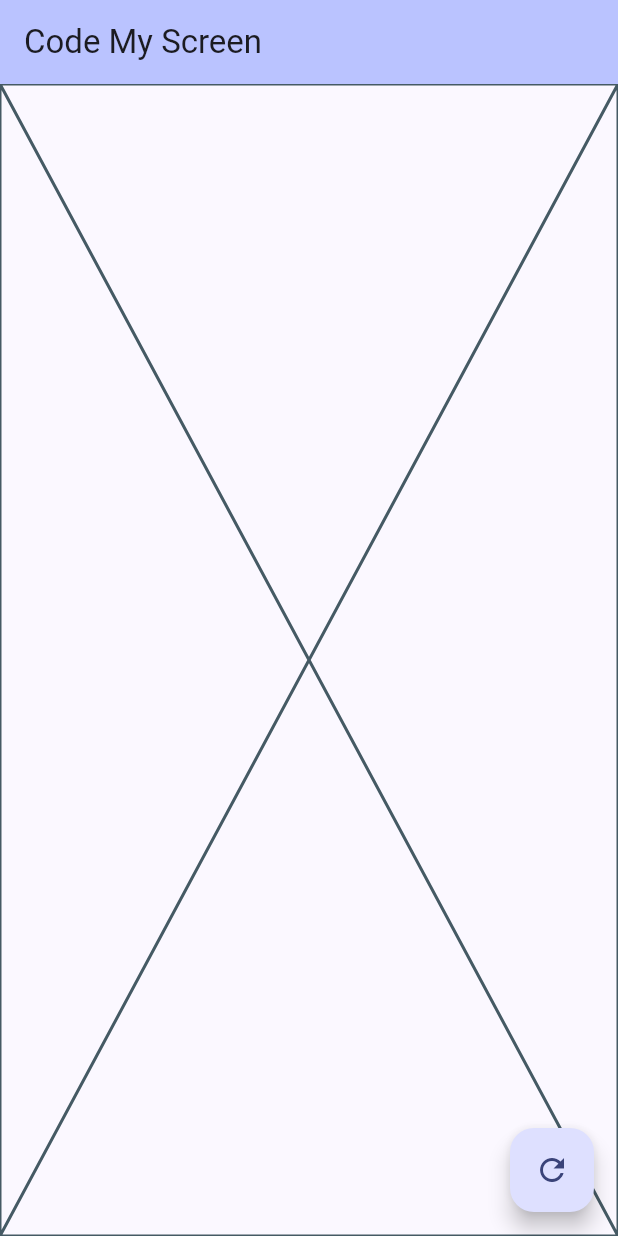
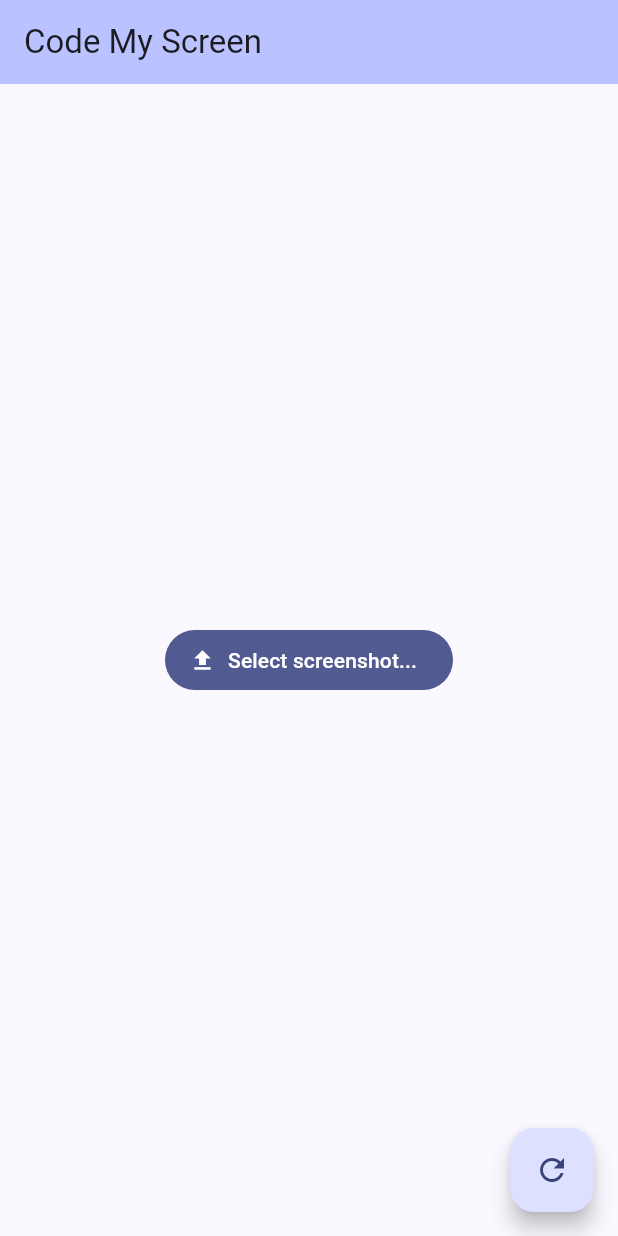
Before and after one commit to tinoper/show_me_the_code, a Flutter app: the screen it shows after launch, on a phone screen of 412 x 824 dp. Run offline on Flutter 3.47's test engine with Material 3 defaults, Android fonts, the phone set to English and light mode, and no system bars; our stand-ins replace file_picker, flutter_bloc, freezed_annotation, google_generative_ai.

```diff
--- /dev/null
+++ b/lib/core/enums/generate_status.dart
@@ -0,0 +1,8 @@
+enum GenerateStatus {
+  loading,
+  selectScreenshot,
+  selectApiKey,
+  generating,
+  generated,
+  error,
+}
--- a/lib/home/cubit/home_page_cubit.dart
+++ b/lib/home/cubit/home_page_cubit.dart
@@ -1,4 +1,6 @@
 import 'package:code_my_screen/core/constants.dart';
+import 'package:code_my_screen/core/enums/generate_status.dart';
+import 'package:file_picker/file_picker.dart';
 import 'package:flutter/services.dart';
 import 'package:flutter_bloc/flutter_bloc.dart';
 import 'package:freezed_annotation/freezed_annotation.dart';
@@ -8,19 +10,36 @@ part 'home_page_cubit.freezed.dart';
 part 'home_page_state.dart';
 
 class HomePageCubit extends Cubit<HomePageState> {
-  HomePageCubit()
-      : super(
-          const HomePageState.loading(),
+  HomePageCubit(
+    this._filePicker,
+  ) : super(
+          const HomePageState(
+            generateStatus: GenerateStatus.selectScreenshot,
+          ),
         );
 
-  // Load ApiKey
-  // Select Image
+  final FilePicker _filePicker;
+
   Future<void> selectFilePressed() async {
-    // file Picker
-    // if file null return;
-    return;
-    // if file not null emit generating, next status
+    final result = await _filePicker.pickFiles(type: FileType.image);
+    if (result == null || result.files.isEmpty) {
+      return;
+    }
+    final file = result.files.first;
+    final mimeType =
+        file.extension?.toLowerCase() == 'png' ? 'image/png' : 'image/jpeg';
+    final imageBytes = file.bytes!;
+    emit(
+      HomePageState(
+        generateStatus: GenerateStatus.selectApiKey,
+        file: imageBytes,
+        mimeType: mimeType,
+      ),
+    );
   }
+
+  // Select ApiKey
+  Future<void> selectApiKey() async {}
 
   // Generate Code event
   Future<void> generateCode() async {
@@ -39,8 +58,6 @@ class HomePageCubit extends Cubit<HomePageState> {
     final response = await model.generateContent(content);
 
     print(response.text);
-
-    emit(HomePageState.generated(response.text));
   }
   // Generated Code Success
   // Generate Code Failure
--- a/lib/home/cubit/home_page_state.dart
+++ b/lib/home/cubit/home_page_state.dart
@@ -2,16 +2,12 @@ part of 'home_page_cubit.dart';
 
 @freezed
 class HomePageState with _$HomePageState {
-  const factory HomePageState.selectScreenshot() = _SelectScreenshot;
-  const factory HomePageState.generating(
-    String apiKey,
-    Uint8List imageBytes,
-  ) = _Generating;
-  const factory HomePageState.generated(
+  const factory HomePageState({
+    @Default(GenerateStatus.loading) GenerateStatus generateStatus,
+    Uint8List? file,
+    String? mimeType,
+    String? geminiApiKey,
     String? generatedCode,
-  ) = _Generated;
-  const factory HomePageState.loading() = _Loading;
-  const factory HomePageState.error(
-    String errorMessage,
-  ) = _Error;
+    String? error,
+  }) = _HomePageState;
 }
--- a/lib/home/view/home_page.dart
+++ b/lib/home/view/home_page.dart
@@ -1,5 +1,6 @@
 import 'package:code_my_screen/home/cubit/home_page_cubit.dart';
 import 'package:code_my_screen/home/view/home_page_view.dart';
+import 'package:file_picker/file_picker.dart';
 import 'package:flutter/material.dart';
 import 'package:flutter_bloc/flutter_bloc.dart';
 
@@ -11,7 +12,9 @@ class HomePage extends StatelessWidget {
   @override
   Widget build(BuildContext context) {
     return BlocProvider(
-      create: (context) => HomePageCubit(),
+      create: (context) => HomePageCubit(
+        FilePicker.platform,
+      ),
       child: const HomePageView(),
     );
   }
--- a/lib/home/view/home_page_view.dart
+++ b/lib/home/view/home_page_view.dart
@@ -1,6 +1,10 @@
 import 'package:code_my_screen/core/constants.dart';
+import 'package:code_my_screen/core/enums/generate_status.dart';
 import 'package:code_my_screen/home/cubit/home_page_cubit.dart';
+import 'package:code_my_screen/home/view/widgets/select_apikey.dart';
+import 'package:code_my_screen/home/view/widgets/select_screenshot.dart';
 import 'package:flutter/material.dart';
+import 'package:flutter/services.dart';
 import 'package:flutter_bloc/flutter_bloc.dart';
 
 class HomePageView extends StatelessWidget {
@@ -14,25 +18,29 @@ class HomePageView extends StatelessWidget {
         backgroundColor: Theme.of(context).colorScheme.inversePrimary,
         title: const Text(Constants.title),
       ),
-      body: const Placeholder(),
+      body: BlocBuilder<HomePageCubit, HomePageState>(
+        builder: (context, state) {
+          switch (state.generateStatus) {
+            case GenerateStatus.loading:
+              return const Center(child: CircularProgressIndicator());
+            case GenerateStatus.selectScreenshot:
+              return const SelectScreenshotWidget();
+            case GenerateStatus.selectApiKey:
+              return const SelectApiKeyWidget();
+            case GenerateStatus.generating:
+              return const Placeholder();
+            case GenerateStatus.generated:
+              return const Placeholder();
+            case GenerateStatus.error:
+              return const Placeholder();
+            default:
+              return const Placeholder();
+          }
+        },
+      ),
       floatingActionButton: FloatingActionButton(
         onPressed: () async {
           cubit.generateCode();
-          // String apiKey = const String.fromEnvironment('API_KEY');
-
-          // final model =
-          //     GenerativeModel(model: Constants.geminiModel, apiKey: apiKey);
-          // final imageData = await rootBundle.load(Constants.defaultDataImage);
-          // final imageBytes = imageData.buffer.asUint8List();
-          // final content = [
-          //   Content.multi([
-          //     TextPart(Constants.systemPrompt),
-          //     DataPart('image/png', imageBytes),
-          //   ])
-          // ];
-
-          // final response = await model.generateContent(content);
-          // print(response.text);
         },
         child: const Icon(Icons.refresh),
       ),
--- /dev/null
+++ b/lib/home/view/widgets/select_screenshot.dart
@@ -0,0 +1,24 @@
+import 'package:code_my_screen/home/cubit/home_page_cubit.dart';
+import 'package:flutter/material.dart';
+import 'package:flutter_bloc/flutter_bloc.dart';
+
+class SelectScreenshotWidget extends StatelessWidget {
+  const SelectScreenshotWidget({super.key});
+
+  @override
+  Widget build(BuildContext context) {
+    final cubit = context.read<HomePageCubit>();
+    return Center(
+      child: Column(
+        mainAxisSize: MainAxisSize.min,
+        children: [
+          FilledButton.icon(
+            onPressed: cubit.selectFilePressed,
+            icon: const Icon(Icons.file_upload),
+            label: const Text('Select screenshot...'),
+          ),
+        ],
+      ),
+    );
+  }
+}
--- a/pubspec.yaml
+++ b/pubspec.yaml
@@ -7,8 +7,8 @@ environment:
   sdk: ">=3.3.2 <4.0.0"
 
 dependencies:
-
   cupertino_icons: ^1.0.6
+  file_picker: ^8.0.0+1
   flutter:
     sdk: flutter
   flutter_bloc: ^8.1.5
@@ -17,10 +17,10 @@ dependencies:
 
 dev_dependencies:
   build_runner: ^2.4.9
-  freezed: ^2.3.5
   flutter_lints: ^3.0.0
   flutter_test:
     sdk: flutter
+  freezed: ^2.3.5
 
 flutter:
   uses-material-design: true
```
Also changed, not shown: lib/home/view/widgets/select_apikey.dart (added, +40 -0 lines), lib/home/cubit/home_page_cubit.freezed.dart, pubspec.lock, 6 other files.
